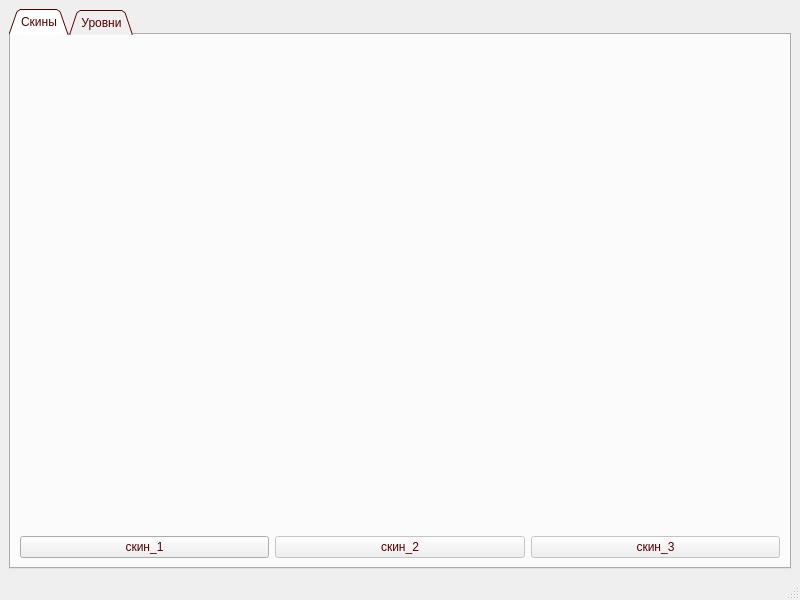
Above: shop.ui from Leonid-poc/Git_project before the change. Below: the same form after it.
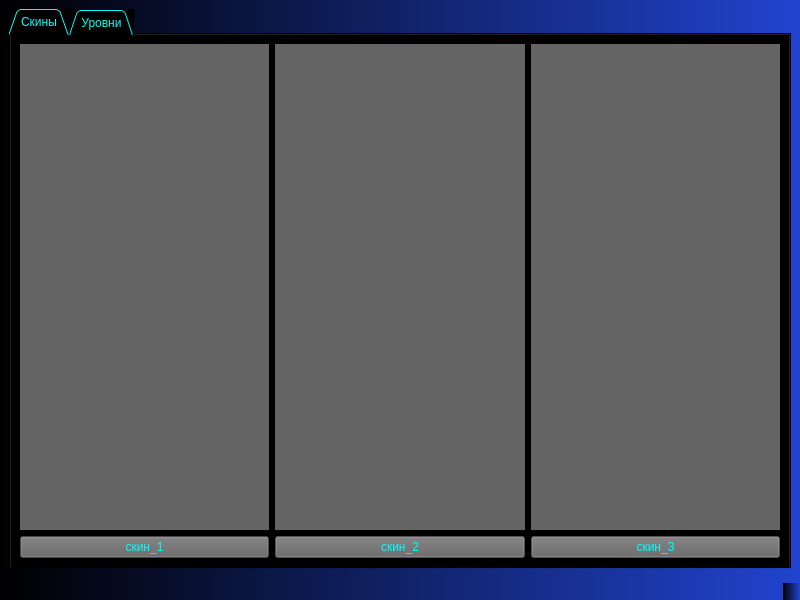
That is the form after the change. The open tabs and pages were chosen to show the change.

Patch:
```diff
--- a/shop.ui
+++ b/shop.ui
@@ -14,7 +14,7 @@
    <string>MainWindow</string>
   </property>
   <property name="styleSheet">
-   <string notr="true">color: rgb(85, 0, 255);</string>
+   <string notr="true">background-color: qlineargradient(spread:pad, x1:0, y1:0, x2:1, y2:0, stop:0 rgba(0, 0, 0, 255), stop:1 rgba(33, 68, 207, 255));</string>
   </property>
   <widget class="QWidget" name="centralwidget">
    <layout class="QGridLayout" name="gridLayout">
@@ -24,7 +24,8 @@
        <bool>true</bool>
       </property>
       <property name="styleSheet">
-       <string notr="true">color: rgb(85, 0, 0);</string>
+       <string notr="true">background-color: rgb(0, 0, 0);
+color: rgb(0, 255, 255);</string>
       </property>
       <property name="tabShape">
        <enum>QTabWidget::Triangular</enum>
@@ -48,6 +49,9 @@
        <layout class="QGridLayout" name="gridLayout_2">
         <item row="0" column="0">
          <widget class="QLabel" name="label">
+          <property name="styleSheet">
+           <string notr="true">background-color: rgb(100, 100, 100);</string>
+          </property>
           <property name="lineWidth">
            <number>1</number>
           </property>
@@ -64,6 +68,10 @@
         </item>
         <item row="1" column="0">
          <widget class="QPushButton" name="pushButton">
+          <property name="styleSheet">
+           <string notr="true">background-color: rgb(100, 100, 100);
+color: rgb(0, 255, 255);</string>
+          </property>
           <property name="text">
            <string>скин_1</string>
           </property>
@@ -74,6 +82,10 @@
           <property name="enabled">
            <bool>false</bool>
           </property>
+          <property name="styleSheet">
+           <string notr="true">background-color: rgb(100, 100, 100);
+color: rgb(0, 255, 255);</string>
+          </property>
           <property name="text">
            <string>скин_3</string>
           </property>
@@ -84,6 +96,10 @@
           <property name="enabled">
            <bool>false</bool>
           </property>
+          <property name="styleSheet">
+           <string notr="true">background-color: rgb(100, 100, 100);
+color: rgb(0, 255, 255);</string>
+          </property>
           <property name="text">
            <string>скин_2</string>
           </property>
@@ -91,6 +107,9 @@
         </item>
         <item row="0" column="1">
          <widget class="QLabel" name="label_2">
+          <property name="styleSheet">
+           <string notr="true">background-color: rgb(100, 100, 100);</string>
+          </property>
           <property name="lineWidth">
            <number>1</number>
           </property>
@@ -107,6 +126,9 @@
         </item>
         <item row="0" column="2">
          <widget class="QLabel" name="label_3">
+          <property name="styleSheet">
+           <string notr="true">background-color: rgb(100, 100, 100);</string>
+          </property>
           <property name="lineWidth">
            <number>1</number>
           </property>
```
Left out of the diff: 125 changed lines with no effect on the pictures.
